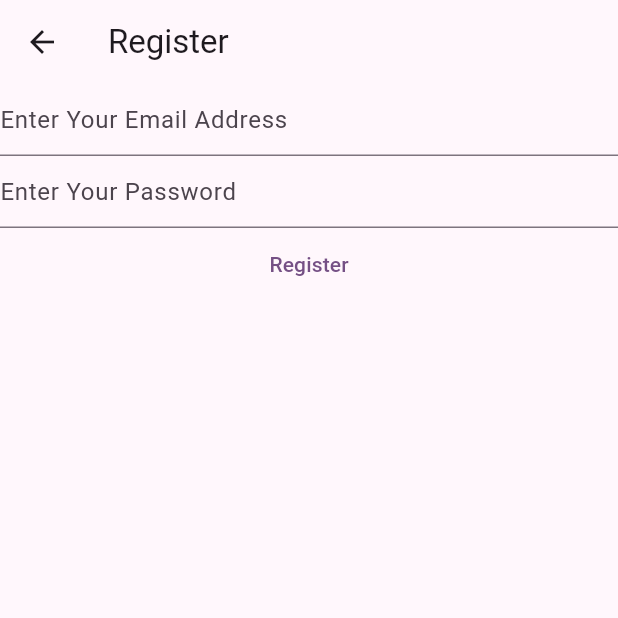
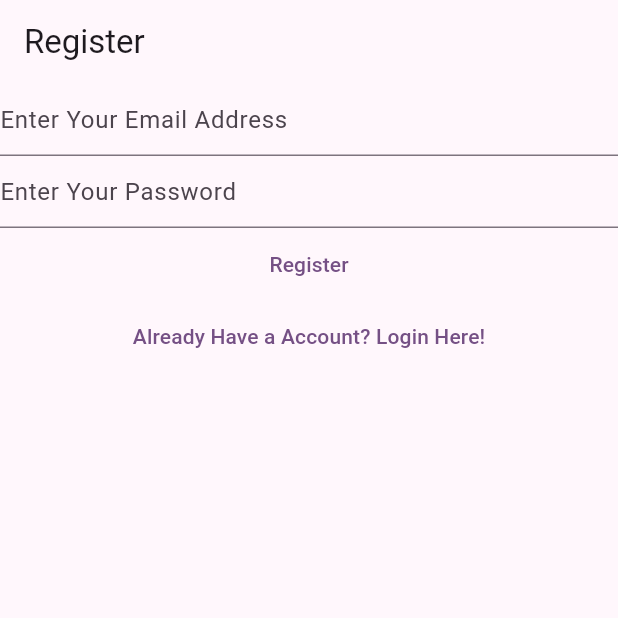
Before and after one commit to AbdurahmanAlmehdi/notetaker, a Flutter app: the RegisterView screen opened directly, on a phone screen of 412 x 824 dp, the top half of it. Run offline on Flutter 3.47's test engine with Material 3 defaults, Android fonts, the phone set to English and light mode, and no system bars; our stand-ins replace firebase_auth, firebase_core; accounts and stored records are empty.

Commit message:
linking views

```diff
--- a/lib/views/register_view.dart
+++ b/lib/views/register_view.dart
@@ -1,7 +1,5 @@
 import 'package:firebase_auth/firebase_auth.dart';
-import 'package:firebase_core/firebase_core.dart';
 import 'package:flutter/material.dart';
-import 'package:notetaker/firebase_options.dart';
 
 class RegisterView extends StatefulWidget {
   const RegisterView({super.key});
@@ -34,12 +32,7 @@
       appBar: AppBar(
         title: const Text("Register"),
       ),
-      body: FutureBuilder(
-        future: Firebase.initializeApp(
-          options: DefaultFirebaseOptions.currentPlatform,
-        ),
-        builder: (context, snapshot) {
-          return Column(
+      body: Column(
         children: [
           TextField(
             controller: _email,
@@ -82,9 +75,16 @@
             },
             child: const Text("Register"),
           ),
-            ],
+          TextButton(
+            onPressed: () {
+              Navigator.of(context).pushNamedAndRemoveUntil(
+                '/login/',
+                (route) => false,
               );
             },
+            child: const Text("Already Have a Account? Login Here!"),
+          ),
+        ],
       ),
     );
   }
```
Also changed, not shown: lib/main.dart (+14 -8 lines), lib/views/login_view.dart (+12 -17 lines), lib/views/verifyemail_view.dart (added, +34 -0 lines). Lines whose indentation alone changed are shown as unchanged.
